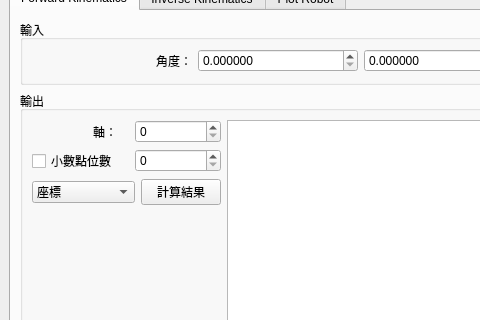
First picture: the form in gui_wrapper/ui/main_window.ui, repository CKAyano/robotck, before the edit; both pictures show x 0 to 480 and y 126 to 446 of the 887 by 852 pixel window.
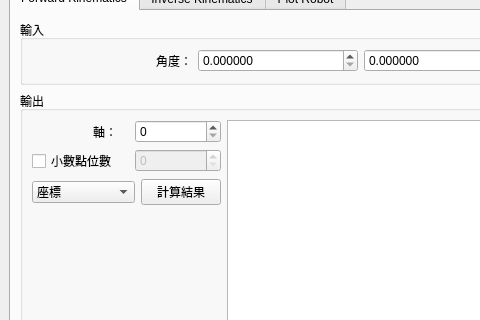
Second picture: the form after the edit.

What changed in the file:
```diff
--- a/gui_wrapper/ui/main_window.ui
+++ b/gui_wrapper/ui/main_window.ui
@@ -123,7 +123,7 @@
             <property name="title">
              <string>輸出</string>
             </property>
-            <layout class="QGridLayout" name="gridLayout_fk_output" rowstretch="0,0,0,0,0,0,0,0,0,0,0,0" columnstretch="0,0,0,0,0,0">
+            <layout class="QGridLayout" name="gridLayout_fk_output" rowstretch="0,0,0,0,0,0,0,0,0,0" columnstretch="0,0,0,0,0,0">
              <item row="1" column="0">
               <widget class="QCheckBox" name="checkBox_fk_round">
                <property name="text">
@@ -189,7 +189,11 @@
               <widget class="QSpinBox" name="spinBox_fk_numjoint"/>
              </item>
              <item row="1" column="3" colspan="2">
-              <widget class="QSpinBox" name="spinBox_fk_round"/>
+              <widget class="QSpinBox" name="spinBox_fk_round">
+               <property name="enabled">
+                <bool>false</bool>
+               </property>
+              </widget>
              </item>
             </layout>
            </widget>
```
Left out of the diff: 10 changed lines with no effect on the pictures.
